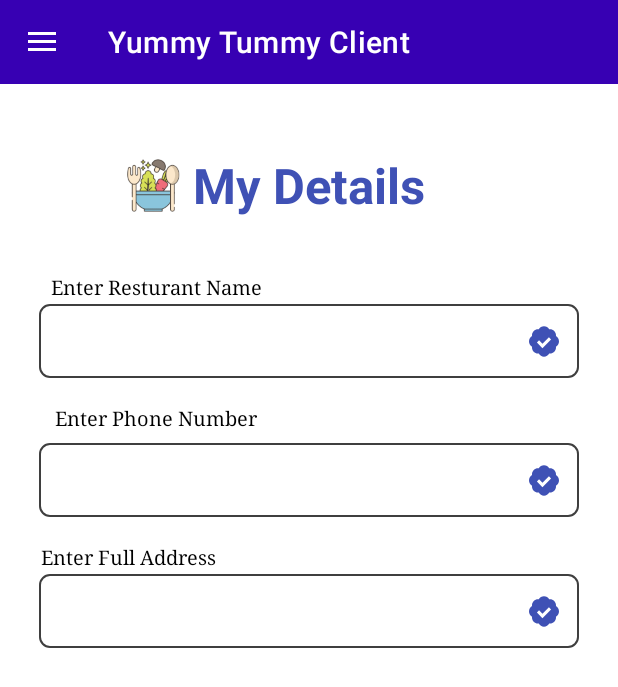
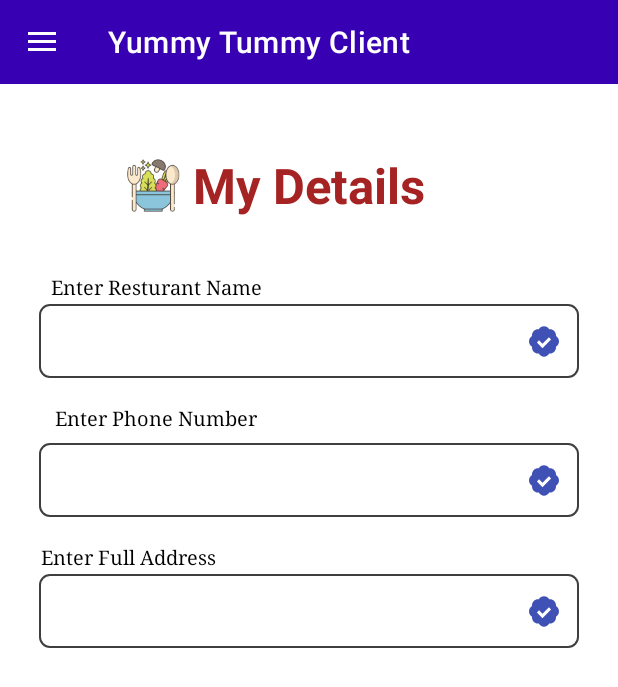
Before and after one commit to shirishagavini/Client_Yummy_Tummy, an Android app: the fragment MyDetaillsFragment placed in its activity, on a phone screen of 412 x 824 dp. Shown: the top 687 px of the screen. Run offline under Robolectric (Android 15) with nearby library versions, the phone set to English and light mode, and no system bars; our stand-ins replace Firebase (no records; nobody signed in at launch, a user with empty details on screens opened directly), sdp/ssp sizes; Roboto replaces fonts that are not available here; 4 statements that could not run were skipped.

```diff
--- a/app/src/main/java/com/example/yummytummyclient/LocationClass.java
+++ b/app/src/main/java/com/example/yummytummyclient/LocationClass.java
@@ -1,4 +1,5 @@
 package com.example.yummytummyclient;
 
-public class LocationClass {
+public class LocationClass
+{
 }
--- a/app/src/main/java/com/example/yummytummyclient/MainActivity.java
+++ b/app/src/main/java/com/example/yummytummyclient/MainActivity.java
@@ -106,7 +106,7 @@ public class MainActivity extends AppCompatActivity {
                                         if(currUser != null){
 //                                            Catching the exception
                                             try{
-//                                              Getting the Resturant details
+//                                              Getting the details
                                                 FirebaseFirestore.getInstance().collection("Resturants").document(currUser.getUid())
                                                         .collection("Details").get()
                                                         .addOnSuccessListener(new OnSuccessListener<QuerySnapshot>() {
--- a/app/src/main/java/com/example/yummytummyclient/OrderPendingFragment.java
+++ b/app/src/main/java/com/example/yummytummyclient/OrderPendingFragment.java
@@ -40,6 +40,7 @@ public class OrderPendingFragment extends BaseFragment{
         try{
 //          getting the current user ID of the restaurant
             currUserID = FirebaseAuth.getInstance().getCurrentUser().getUid();
+
 //            getting the documents of the incomplete order from the firebase
             FirebaseFirestore.getInstance().collection("Resturants").document(currUserID).collection("InComplete Orders").get()
                     .addOnSuccessListener(new OnSuccessListener<QuerySnapshot>() {
--- a/app/src/main/res/layout/fragment_my_detaills.xml
+++ b/app/src/main/res/layout/fragment_my_detaills.xml
@@ -16,7 +16,7 @@
             android:layout_height="wrap_content"
             android:layout_marginTop="@dimen/_35sdp"
             android:text="My Details"
-            android:textColor="@color/theme_color"
+            android:textColor="@color/mid_color"
             android:textSize="@dimen/_25sdp"
             android:textStyle="bold"
             app:layout_constraintEnd_toEndOf="parent"
```
